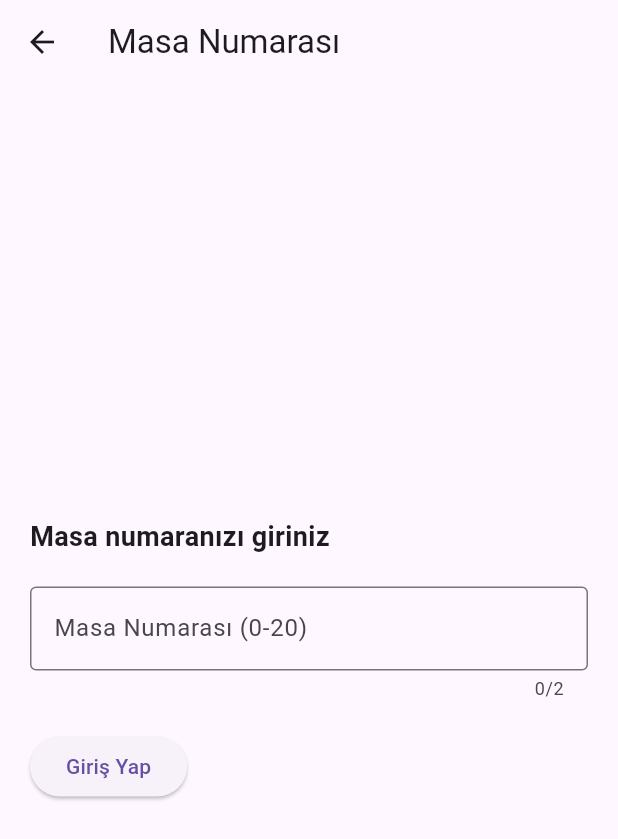
After one commit to esramukaddescetin/flutter-Restaurant-App, a Flutter app: the TableNumberPage screen opened by its route, on a phone screen of 412 x 824 dp. The commit adds this screen. Shown: the top 839 px of the screen. Run offline on Flutter 3.47's test engine with Material 3 defaults, Android fonts, the phone set to English and light mode, and no system bars; our stand-ins replace cloud_firestore, firebase_auth, firebase_core, fluttertoast, get_it; accounts and stored records are empty.

Commit message:
table number entry page designed

```diff
--- /dev/null
+++ b/lib/entry_table_no.dart
@@ -0,0 +1,82 @@
+import 'package:flutter/material.dart';
+
+class TableNumberPage extends StatefulWidget {
+  @override
+  _TableNumberPageState createState() => _TableNumberPageState();
+}
+
+class _TableNumberPageState extends State<TableNumberPage> {
+  TextEditingController _tableNumberController = TextEditingController();
+  String _errorMessage = '';
+
+  @override
+  Widget build(BuildContext context) {
+    return Scaffold(
+      appBar: AppBar(
+        title: Text('Masa Numarası'),
+      ),
+      body: Padding(
+        padding: const EdgeInsets.all(20.0),
+        child: Column(
+          mainAxisAlignment: MainAxisAlignment.center,
+          crossAxisAlignment: CrossAxisAlignment.start, // Sola yaslanması için
+          children: [
+            Text(
+              'Masa numaranızı giriniz',
+              style: TextStyle(fontSize: 18.0, fontWeight: FontWeight.bold),
+              textAlign: TextAlign.left, // Sola yaslanması için
+            ),
+            SizedBox(height: 20.0),
+            TextField(
+              controller: _tableNumberController,
+              keyboardType: TextInputType.number,
+              maxLength: 2, // Maksimum uzunluk 2 (0-20 arası)
+              decoration: InputDecoration(
+                labelText: 'Masa Numarası (0-20)',
+                border: OutlineInputBorder(),
+                errorText: _errorMessage.isNotEmpty ? _errorMessage : null,
+              ),
+            ),
+            SizedBox(height: 20.0),
+            ElevatedButton(
+              onPressed: () {
+                // Masa numarası bilgisini al
+                int tableNumber =
+                    int.tryParse(_tableNumberController.text) ?? 0;
+
+                // Girilen numara 20'den büyükse hata mesajı göster
+                if (tableNumber > 20) {
+                  setState(() {
+                    _errorMessage = 'Masa numarası 20\'den büyük olamaz';
+                  });
+                } else {
+                  // Alınan masa numarasını kullanarak ilgili işlemi gerçekleştir
+                  // Örneğin, bir sonraki ekrana geçiş yapabilir veya veritabanına kaydedebilirsiniz
+                  setState(() {
+                    _errorMessage = '';
+                    //masa müsaitse yönlendir!!
+                    Navigator.pushNamed(context, '/quickrequestsPage');
+                  });
+                }
+              },
+              child: Text('Giriş Yap'),
+            ),
+          ],
+        ),
+      ),
+    );
+  }
+
+  @override
+  void dispose() {
+    // Belleği temizle
+    _tableNumberController.dispose();
+    super.dispose();
+  }
+}
+
+void main() {
+  runApp(MaterialApp(
+    home: TableNumberPage(),
+  ));
+}
--- a/lib/main.dart
+++ b/lib/main.dart
@@ -6,9 +6,9 @@ import 'package:restaurant_app/screens/payment_page.dart';
 import 'package:restaurant_app/screens/quick_requests.dart';
 import 'package:restaurant_app/screens/reservation_page.dart';
 import 'package:restaurant_app/screens/signup.dart';
-import 'package:restaurant_app/screens/staff_login.dart';
 import 'package:restaurant_app/screens/waiter_request.dart';
 
+import 'entry_table_no.dart';
 import 'firebase_options.dart';
 import 'screens/forgot_password.dart';
 import 'screens/home_page.dart';
@@ -65,7 +65,7 @@ class RestaurantApp extends StatelessWidget {
         '/loginPage': (context) => LoginPage(),
         '/signPage': (context) => RegisterScreen(),
         '/forgotpasswordPage': (context) => ForgotPasswordScreen(),
-        '/staffloginPage': (context) => StaffLoginPage(),
+        '/tableNumberPage': (context) => TableNumberPage(),
         '/quickrequestsPage': (context) => QuickRequestsPage(),
         '/menuPage': (context) => MenuScreen(),
         '/waiterRequestPage': (context) => WaiterRequestPage(),
--- a/lib/screens/home_page.dart
+++ b/lib/screens/home_page.dart
@@ -60,9 +60,9 @@ class HomePage extends StatelessWidget {
               ),
               TextButton(
                 onPressed: () {
-                  Navigator.pushNamed(context, '/staffloginPage');
+                  Navigator.pushNamed(context, '/tableNumberPage');
                 },
-                child: ButtonEntry(giris: 'Personel Girişi'),
+                child: ButtonEntry(giris: 'Kayıt Olmadan Devam Et'),
               ),
             ],
           ),
```
Also changed, not shown: lib/screens/staff_login.dart (deleted, +0 -92 lines).
